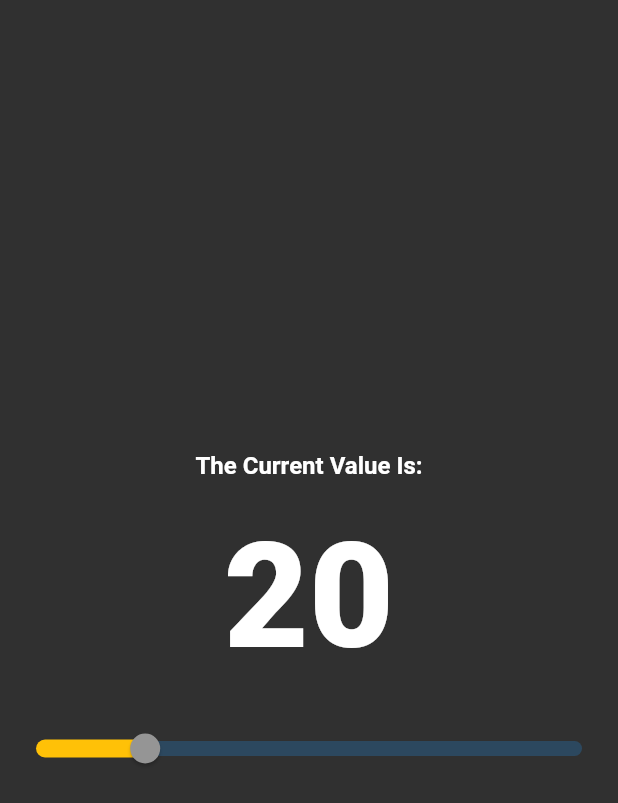
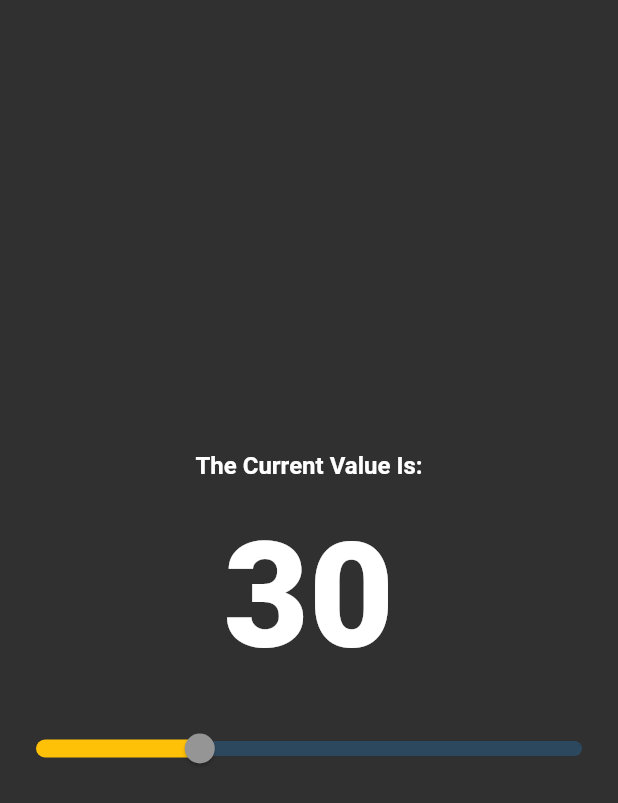
Before and after one commit to DhruvamSharma/CustomSlider, a Flutter app: the screen it shows after launch, on a phone screen of 412 x 824 dp. Shown: the top 803 px of the screen. Run offline on Flutter 3.47's test engine with Material 2 defaults, Android fonts, the phone set to English and light mode, and no system bars.

Commit message:
feat(slider track): initialised the slider value in a proper way.

```diff
--- a/lib/main.dart
+++ b/lib/main.dart
@@ -13,7 +13,7 @@ class MyApp extends StatelessWidget {
       title: 'Flutter Demo',
       theme: ThemeData.dark(),
       home: ChangeNotifierProvider<SliderValueNotifier>(
-        create: (context) => SliderValueNotifier(),
+        create: (context) => SliderValueNotifier(30),
         child: MyHomePage(title: 'Flutter Demo Home Page'),
       ),
     );
--- a/lib/slider/custom_slider.dart
+++ b/lib/slider/custom_slider.dart
@@ -36,11 +36,16 @@ class CustomSlider extends StatelessWidget {
 }
 
 class SliderValueNotifier extends ChangeNotifier {
-  double _currentValue = 20;
+
+
+
+  double _currentValue;
   void changeValue(double value) {
     _currentValue = value;
     notifyListeners();
   }
 
   double get currentValue => _currentValue;
+
+  SliderValueNotifier(this._currentValue);
 }
```
